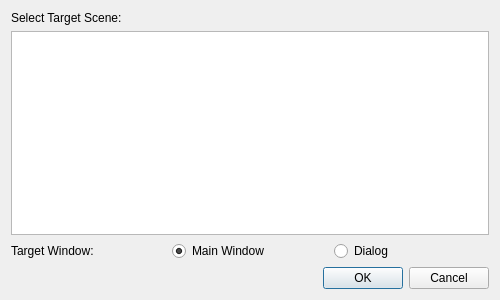
This is src/pythonGui/karabo_gui/dialogs/scenelink.ui in European-XFEL/Karabo as Qt 5 draws it before an edit. The edited form follows.
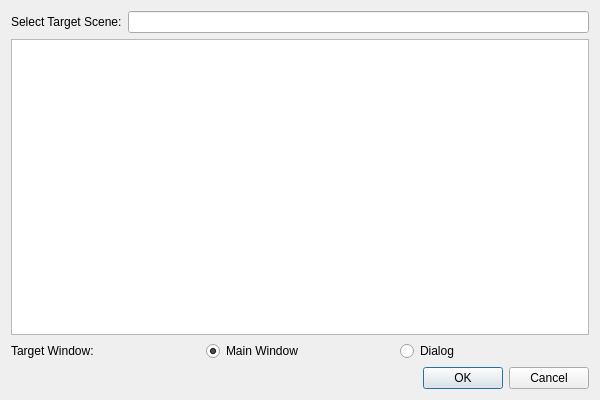
This is the edited form.

Commit message: Enhance target scene dialog by filter field which when entering a text jumps to the scene target which startswith this string, additionally to get a better overview the scene link targets are now alphabetically ordered

```diff
--- a/src/pythonGui/karabo_gui/dialogs/scenelink.ui
+++ b/src/pythonGui/karabo_gui/dialogs/scenelink.ui
@@ -6,8 +6,8 @@
    <rect>
     <x>0</x>
     <y>0</y>
-    <width>500</width>
-    <height>300</height>
+    <width>600</width>
+    <height>400</height>
    </rect>
   </property>
   <property name="windowTitle">
@@ -15,11 +15,18 @@
   </property>
   <layout class="QVBoxLayout" name="verticalLayout">
    <item>
+    <layout class="QHBoxLayout" name="horizontalLayout_2">
+     <item>
     <widget class="QLabel" name="sceneSelectLabel">
      <property name="text">
       <string>Select Target Scene:</string>
      </property>
     </widget>
+     </item>
+     <item>
+      <widget class="QLineEdit" name="leFilter"/>
+     </item>
+    </layout>
    </item>
    <item>
     <widget class="QListWidget" name="lwScenes"/>
```
Lines whose indentation alone changed are shown as unchanged. The commit also changes 1 other file.
